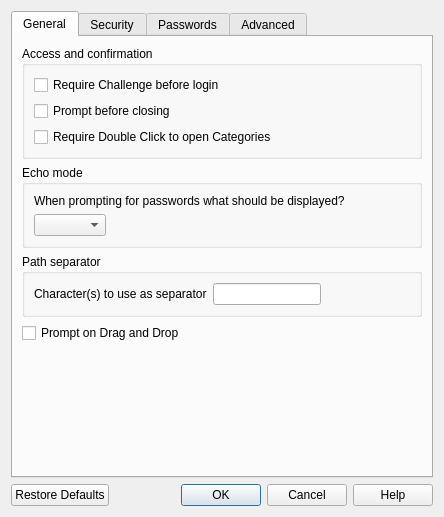
First picture: the form in ui/preferencesdialog.ui, repository sysal1280/passwords, before the edit.
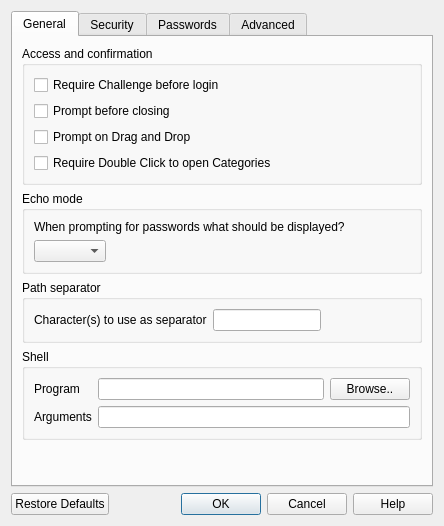
Second picture: the form after the edit. The open tabs and pages were chosen to show the change.

What changed in the file:
```diff
--- a/ui/preferencesdialog.ui
+++ b/ui/preferencesdialog.ui
@@ -7,7 +7,7 @@
     <x>0</x>
     <y>0</y>
     <width>444</width>
-    <height>517</height>
+    <height>526</height>
    </rect>
   </property>
   <property name="windowTitle">
@@ -17,7 +17,7 @@
    <item row="0" column="0">
     <widget class="QTabWidget" name="tabWidget">
      <property name="currentIndex">
-      <number>3</number>
+      <number>0</number>
      </property>
      <widget class="QWidget" name="tab">
       <attribute name="title">
@@ -32,10 +32,10 @@
             <string>Access and confirmation</string>
            </property>
            <layout class="QGridLayout" name="gridLayout_4">
-            <item row="0" column="0">
-             <widget class="QCheckBox" name="checkBoxRequireChallenge">
+            <item row="3" column="0">
+             <widget class="QCheckBox" name="checkBoxDblClickCategories">
               <property name="text">
-               <string>Require Challenge before login</string>
+               <string>Require Double Click to open Categories</string>
               </property>
              </widget>
             </item>
@@ -46,10 +46,17 @@
               </property>
              </widget>
             </item>
+            <item row="0" column="0">
+             <widget class="QCheckBox" name="checkBoxRequireChallenge">
+              <property name="text">
+               <string>Require Challenge before login</string>
+              </property>
+             </widget>
+            </item>
             <item row="2" column="0">
-             <widget class="QCheckBox" name="checkBoxDblClickCategories">
+             <widget class="QCheckBox" name="checkboxDragDropPrompt">
               <property name="text">
-               <string>Require Double Click to open Categories</string>
+               <string>Prompt on Drag and Drop</string>
               </property>
              </widget>
             </item>
@@ -128,10 +135,43 @@
           </widget>
          </item>
          <item>
-          <widget class="QCheckBox" name="checkboxDragDropPrompt">
-           <property name="text">
-            <string>Prompt on Drag and Drop</string>
+          <widget class="QGroupBox" name="groupBox_11">
+           <property name="title">
+            <string>Shell</string>
            </property>
+           <layout class="QGridLayout" name="gridLayout_20">
+            <item row="0" column="0">
+             <layout class="QGridLayout" name="gridLayout_19">
+              <item row="1" column="0">
+               <widget class="QLabel" name="label_14">
+                <property name="text">
+                 <string>Arguments</string>
+                </property>
+               </widget>
+              </item>
+              <item row="0" column="1">
+               <widget class="QLineEdit" name="lineEditShellProgram"/>
+              </item>
+              <item row="0" column="0">
+               <widget class="QLabel" name="label_13">
+                <property name="text">
+                 <string>Program</string>
+                </property>
+               </widget>
+              </item>
+              <item row="0" column="2">
+               <widget class="QPushButton" name="pushButtonBrowseShell">
+                <property name="text">
+                 <string>Browse..</string>
+                </property>
+               </widget>
+              </item>
+              <item row="1" column="1" colspan="2">
+               <widget class="QLineEdit" name="lineEditShellArguments"/>
+              </item>
+             </layout>
+            </item>
+           </layout>
           </widget>
          </item>
         </layout>
```
